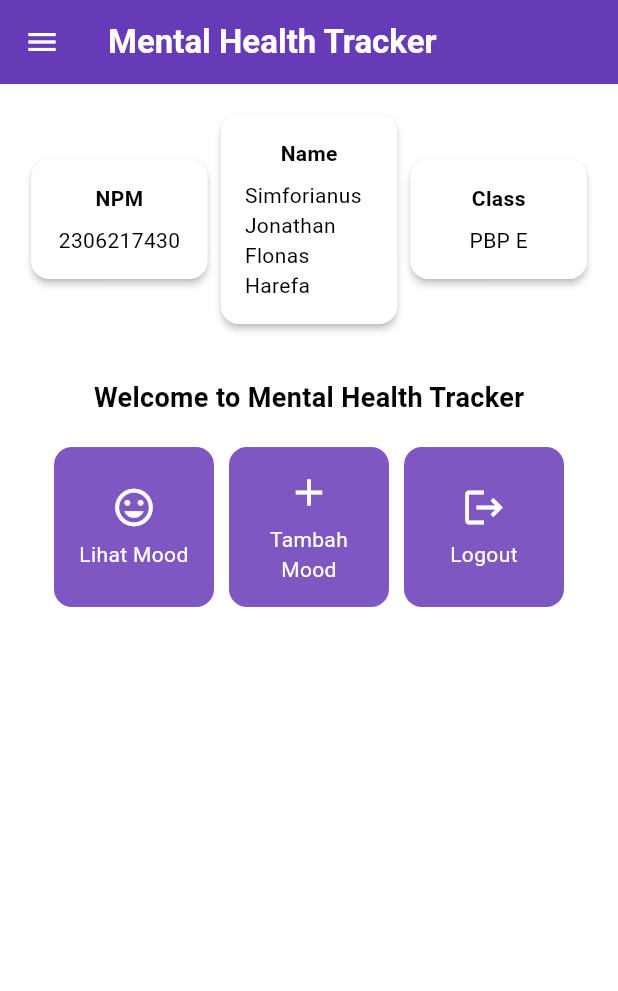
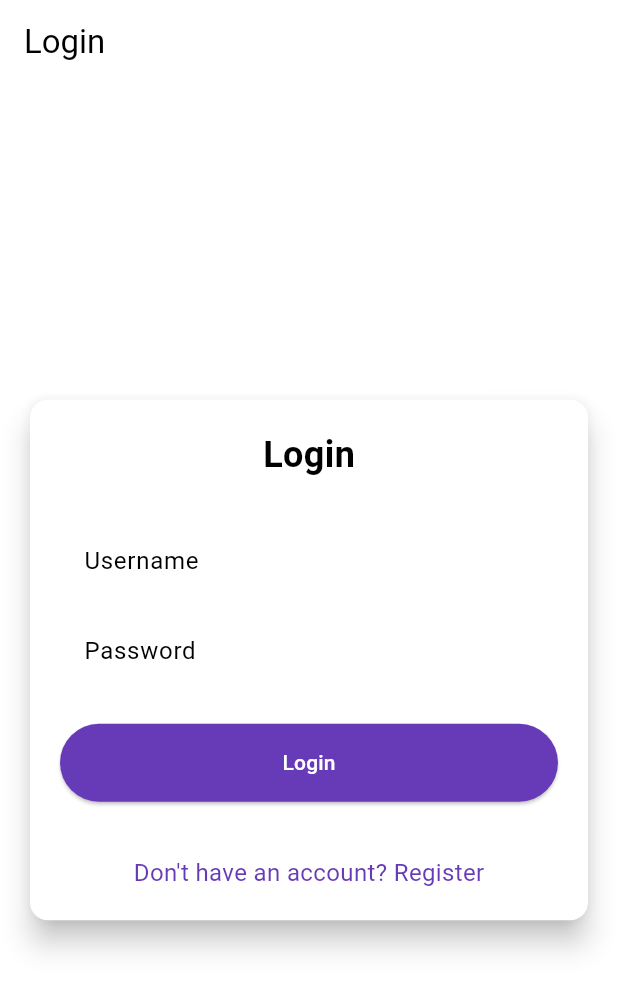
Before and after one commit to SimforianusJonathan/mental-health-tracker-mobile, a Flutter app: the screen it shows after launch, on a phone screen of 412 x 824 dp. Shown: the top 991 px of the screen. Run offline on Flutter 3.47's test engine with Material 3 defaults, Android fonts, the phone set to English and light mode, and no system bars; missing offline and left inert: pbp_django_auth.

Commit message:
finishing tutorial 8 PBP

```diff
--- a/lib/main.dart
+++ b/lib/main.dart
@@ -1,5 +1,7 @@
 import 'package:flutter/material.dart';
-import 'package:mental_health_tracker/screens/menu.dart';
+import 'package:mental_health_tracker/screens/login.dart';
+import 'package:pbp_django_auth/pbp_django_auth.dart';
+import 'package:provider/provider.dart';
 
 void main() {
   runApp(const MyApp());
@@ -8,33 +10,23 @@ void main() {
 class MyApp extends StatelessWidget {
   const MyApp({super.key});
 
-  // This widget is the root of your application.
   @override
   Widget build(BuildContext context) {
-    return MaterialApp(
-      title: 'Flutter Demo',
-      theme: ThemeData(
-        // This is the theme of your application.
-        //
-        // TRY THIS: Try running your application with "flutter run". You'll see
-        // the application has a purple toolbar. Then, without quitting the app,
-        // try changing the seedColor in the colorScheme below to Colors.green
-        // and then invoke "hot reload" (save your changes or press the "hot
-        // reload" button in a Flutter-supported IDE, or press "r" if you used
-        // the command line to start the app).
-        //
-        // Notice that the counter didn't reset back to zero; the application
-        // state is not lost during the reload. To reset the state, use hot
-        // restart instead.
-        //
-        // This works for code too, not just values: Most code changes can be
-        // tested with just a hot reload.
-        useMaterial3: true,
-        colorScheme: ColorScheme.fromSwatch(
-          primarySwatch: Colors.deepPurple,
-        ).copyWith(secondary: Colors.deepPurple[400]),
+    return Provider(
+      create: (_) {
+        CookieRequest request = CookieRequest();
+        return request;
+      },
+      child: MaterialApp(
+        title: 'Mental Health Tracker',
+        theme: ThemeData(
+          useMaterial3: true,
+          colorScheme: ColorScheme.fromSwatch(
+            primarySwatch: Colors.deepPurple,
+          ).copyWith(secondary: Colors.deepPurple[400]),
+        ),
+        home: const LoginPage(),
       ),
-      home: MyHomePage(),
     );
   }
 }
--- /dev/null
+++ b/lib/screens/login.dart
@@ -0,0 +1,181 @@
+import 'package:mental_health_tracker/screens/menu.dart';
+import 'package:flutter/material.dart';
+import 'package:pbp_django_auth/pbp_django_auth.dart';
+import 'package:provider/provider.dart';
+import 'package:mental_health_tracker/screens/register.dart';
+
+void main() {
+  runApp(const LoginApp());
+}
+
+class LoginApp extends StatelessWidget {
+  const LoginApp({super.key});
+
+  @override
+  Widget build(BuildContext context) {
+    return MaterialApp(
+      title: 'Login',
+      theme: ThemeData(
+        useMaterial3: true,
+        colorScheme: ColorScheme.fromSwatch(
+          primarySwatch: Colors.deepPurple,
+        ).copyWith(secondary: Colors.deepPurple[400]),
+      ),
+      home: const LoginPage(),
+    );
+  }
+}
+
+class LoginPage extends StatefulWidget {
+  const LoginPage({super.key});
+
+  @override
+  State<LoginPage> createState() => _LoginPageState();
+}
+
+class _LoginPageState extends State<LoginPage> {
+  final TextEditingController _usernameController = TextEditingController();
+  final TextEditingController _passwordController = TextEditingController();
+
+  @override
+  Widget build(BuildContext context) {
+    final request = context.watch<CookieRequest>();
+
+    return Scaffold(
+      appBar: AppBar(
+        title: const Text('Login'),
+      ),
+      body: Center(
+        child: SingleChildScrollView(
+          padding: const EdgeInsets.all(16.0),
+          child: Card(
+            elevation: 8,
+            shape: RoundedRectangleBorder(
+              borderRadius: BorderRadius.circular(12.0),
+            ),
+            child: Padding(
+              padding: const EdgeInsets.all(20.0),
+              child: Column(
+                mainAxisSize: MainAxisSize.min,
+                children: [
+                  const Text(
+                    'Login',
+                    style: TextStyle(
+                      fontSize: 24.0,
+                      fontWeight: FontWeight.bold,
+                    ),
+                  ),
+                  const SizedBox(height: 30.0),
+                  TextField(
+                    controller: _usernameController,
+                    decoration: const InputDecoration(
+                      labelText: 'Username',
+                      hintText: 'Enter your username',
+                      border: OutlineInputBorder(
+                        borderRadius: BorderRadius.all(Radius.circular(12.0)),
+                      ),
+                      contentPadding:
+                          EdgeInsets.symmetric(horizontal: 12.0, vertical: 8.0),
+                    ),
+                  ),
+                  const SizedBox(height: 12.0),
+                  TextField(
+                    controller: _passwordController,
+                    decoration: const InputDecoration(
+                      labelText: 'Password',
+                      hintText: 'Enter your password',
+                      border: OutlineInputBorder(
+                        borderRadius: BorderRadius.all(Radius.circular(12.0)),
+                      ),
+                      contentPadding:
+                          EdgeInsets.symmetric(horizontal: 12.0, vertical: 8.0),
+                    ),
+                    obscureText: true,
+                  ),
+                  const SizedBox(height: 24.0),
+                  ElevatedButton(
+                    onPressed: () async {
+                      String username = _usernameController.text;
+                      String password = _passwordController.text;
+
+                      // Cek kredensial
+                      // TODO: Ganti URL dan jangan lupa tambahkan trailing slash (/) di akhir URL!
+                      // Untuk menyambungkan Android emulator dengan Django pada localhost,
+                      // gunakan URL http://10.0.2.2/
+                      final response = await request
+                          .login("http://localhost:8000/auth/login/", {
+                        'username': username,
+                        'password': password,
+                      });
+
+                      if (request.loggedIn) {
+                        String message = response['message'];
+                        String uname = response['username'];
+                        if (context.mounted) {
+                          Navigator.pushReplacement(
+                            context,
+                            MaterialPageRoute(
+                                builder: (context) => MyHomePage()),
+                          );
+                          ScaffoldMessenger.of(context)
+                            ..hideCurrentSnackBar()
+                            ..showSnackBar(
+                              SnackBar(
+                                  content:
+                                      Text("$message Selamat datang, $uname.")),
+                            );
+                        }
+                      } else {
+                        if (context.mounted) {
+                          showDialog(
+                            context: context,
+                            builder: (context) => AlertDialog(
+                              title: const Text('Login Gagal'),
+                              content: Text(response['message']),
+                              actions: [
+                                TextButton(
+                                  child: const Text('OK'),
+                                  onPressed: () {
+                                    Navigator.pop(context);
+                                  },
+                                ),
+                              ],
+                            ),
+                          );
+                        }
+                      }
+                    },
+                    style: ElevatedButton.styleFrom(
+                      foregroundColor: Colors.white,
+                      minimumSize: Size(double.infinity, 50),
+                      backgroundColor: Theme.of(context).colorScheme.primary,
+                      padding: const EdgeInsets.symmetric(vertical: 16.0),
+                    ),
+                    child: const Text('Login'),
+                  ),
+                  const SizedBox(height: 36.0),
+                  GestureDetector(
+                    onTap: () {
+                      Navigator.push(
+                        context,
+                        MaterialPageRoute(
+                            builder: (context) => const RegisterPage()),
+                      );
+                    },
+                    child: Text(
+                      'Don\'t have an account? Register',
+                      style: TextStyle(
+                        color: Theme.of(context).colorScheme.primary,
+                        fontSize: 16.0,
+                      ),
+                    ),
+                  ),
+                ],
+              ),
+            ),
+          ),
+        ),
+      ),
+    );
+  }
+}
--- a/pubspec.yaml
+++ b/pubspec.yaml
@@ -35,6 +35,10 @@ dependencies:
   # The following adds the Cupertino Icons font to your application.
   # Use with the CupertinoIcons class for iOS style icons.
   cupertino_icons: ^1.0.8
+  provider: ^6.1.2
+  pbp_django_auth: ^0.4.0
+  http: ^1.2.2
+
 
 dev_dependencies:
   flutter_test:
```
Also changed, not shown: lib/models/mood_entry.dart (added, +64 -0 lines), lib/screens/list_moodentry.dart (added, +90 -0 lines), lib/screens/moodentry_form.dart (+33 -28 lines), lib/screens/register.dart (added, +162 -0 lines), lib/widgets/left_drawer.dart (+12 -0 lines), lib/widgets/mood_card.dart (+33 -1 lines), pubspec.lock, 2 other files.
